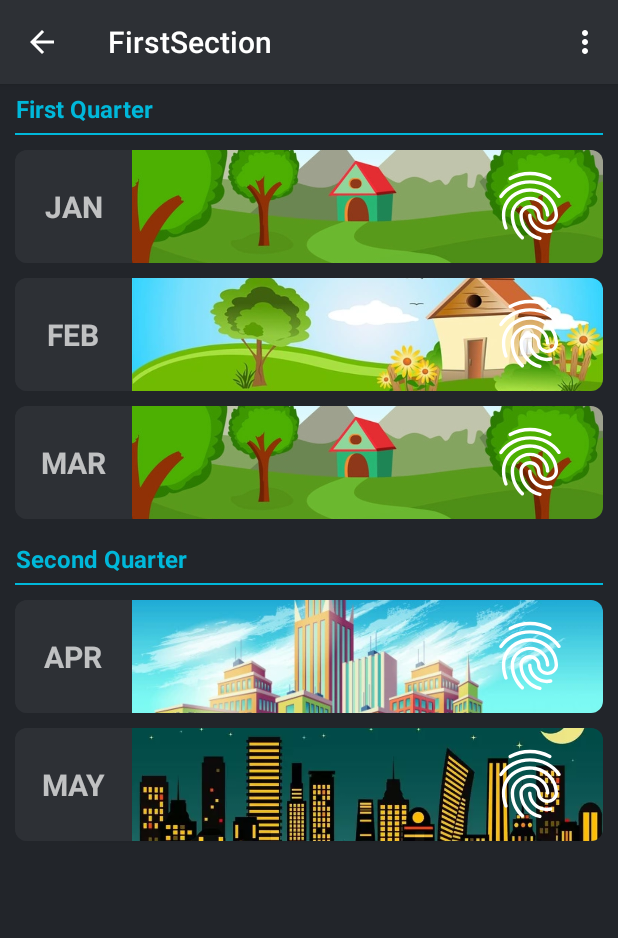
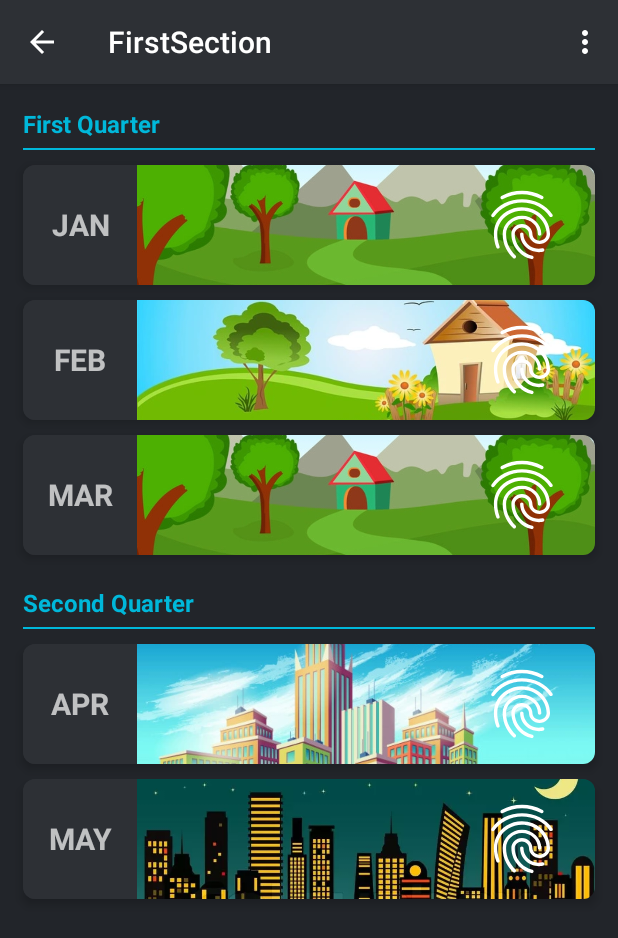
Before and after one commit to KORUSH-KABIR/MFTVWork, an Android app: the FirstSection screen opened directly, with no data from a screen before it, on a phone screen of 412 x 824 dp. Shown: the top 938 px of the screen. Run offline under Robolectric (Android 15) with nearby library versions, the phone set to English and light mode, and no system bars.

Commit message:
commit init
commit init

```diff
--- a/app/src/main/res/layout/first_section.xml
+++ b/app/src/main/res/layout/first_section.xml
@@ -10,10 +10,11 @@
     <TextView
         android:layout_width="match_parent"
         android:layout_height="wrap_content"
-        android:layout_marginEnd="5dp"
-        android:layout_marginStart="5dp"
+        android:layout_marginEnd="10dp"
+        android:layout_marginStart="10dp"
+        android:layout_marginTop="10dp"
         android:padding="5dp"
-        android:text="First Quarter"
+        android:text="@string/txt_first_quarter"
         android:textColor="@color/colorAccent"
         android:textSize="16sp"
         android:textStyle="bold" />
@@ -21,15 +22,15 @@
     <View
         android:layout_width="match_parent"
         android:layout_height="1.5dp"
-        android:layout_marginEnd="10dp"
-        android:layout_marginStart="10dp"
+        android:layout_marginEnd="15dp"
+        android:layout_marginStart="15dp"
         android:background="@color/colorAccent" />
 
     <android.support.v7.widget.CardView
         android:layout_width="match_parent"
-        android:layout_height="75dp"
-        android:layout_marginEnd="10dp"
-        android:layout_marginStart="10dp"
+        android:layout_height="80dp"
+        android:layout_marginEnd="15dp"
+        android:layout_marginStart="15dp"
         android:layout_marginTop="10dp"
         app:cardBackgroundColor="@color/colorPrimary"
         app:cardCornerRadius="8dp"
@@ -81,9 +82,9 @@
 
     <android.support.v7.widget.CardView
         android:layout_width="match_parent"
-        android:layout_height="75dp"
-        android:layout_marginEnd="10dp"
-        android:layout_marginStart="10dp"
+        android:layout_height="80dp"
+        android:layout_marginEnd="15dp"
+        android:layout_marginStart="15dp"
         android:layout_marginTop="10dp"
         app:cardBackgroundColor="@color/colorPrimary"
         app:cardCornerRadius="8dp"
@@ -135,9 +136,9 @@
 
     <android.support.v7.widget.CardView
         android:layout_width="match_parent"
-        android:layout_height="75dp"
-        android:layout_marginEnd="10dp"
-        android:layout_marginStart="10dp"
+        android:layout_height="80dp"
+        android:layout_marginEnd="15dp"
+        android:layout_marginStart="15dp"
         android:layout_marginTop="10dp"
         app:cardBackgroundColor="@color/colorPrimary"
         app:cardCornerRadius="8dp"
@@ -188,13 +189,13 @@
     </android.support.v7.widget.CardView>
 
     <TextView
-        android:layout_marginTop="10dp"
+        android:layout_marginTop="15dp"
         android:layout_width="match_parent"
         android:layout_height="wrap_content"
-        android:layout_marginEnd="5dp"
-        android:layout_marginStart="5dp"
+        android:layout_marginEnd="10dp"
+        android:layout_marginStart="10dp"
         android:padding="5dp"
-        android:text="Second Quarter"
+        android:text="@string/txt_second_quarter"
         android:textColor="@color/colorAccent"
         android:textSize="16sp"
         android:textStyle="bold" />
@@ -202,15 +203,15 @@
     <View
         android:layout_width="match_parent"
         android:layout_height="1.5dp"
-        android:layout_marginEnd="10dp"
-        android:layout_marginStart="10dp"
+        android:layout_marginEnd="15dp"
+        android:layout_marginStart="15dp"
         android:background="@color/colorAccent" />
 
     <android.support.v7.widget.CardView
         android:layout_width="match_parent"
-        android:layout_height="75dp"
-        android:layout_marginEnd="10dp"
-        android:layout_marginStart="10dp"
+        android:layout_height="80dp"
+        android:layout_marginEnd="15dp"
+        android:layout_marginStart="15dp"
         android:layout_marginTop="10dp"
         app:cardBackgroundColor="@color/colorPrimary"
         app:cardCornerRadius="8dp"
@@ -262,9 +263,9 @@
 
     <android.support.v7.widget.CardView
         android:layout_width="match_parent"
-        android:layout_height="75dp"
-        android:layout_marginEnd="10dp"
-        android:layout_marginStart="10dp"
+        android:layout_height="80dp"
+        android:layout_marginEnd="15dp"
+        android:layout_marginStart="15dp"
         android:layout_marginTop="10dp"
         app:cardBackgroundColor="@color/colorPrimary"
         app:cardCornerRadius="8dp"
--- a/app/src/main/res/values/strings.xml
+++ b/app/src/main/res/values/strings.xml
@@ -20,5 +20,7 @@
     <string name="txt_last_name">نام خانوادگی:</string>
     <string name="txt_age">سن:</string>
     <string name="txt_phone">شماره:</string>
+    <string name="txt_first_quarter">First Quarter</string>
+    <string name="txt_second_quarter">Second Quarter</string>
 
 </resources>
```
